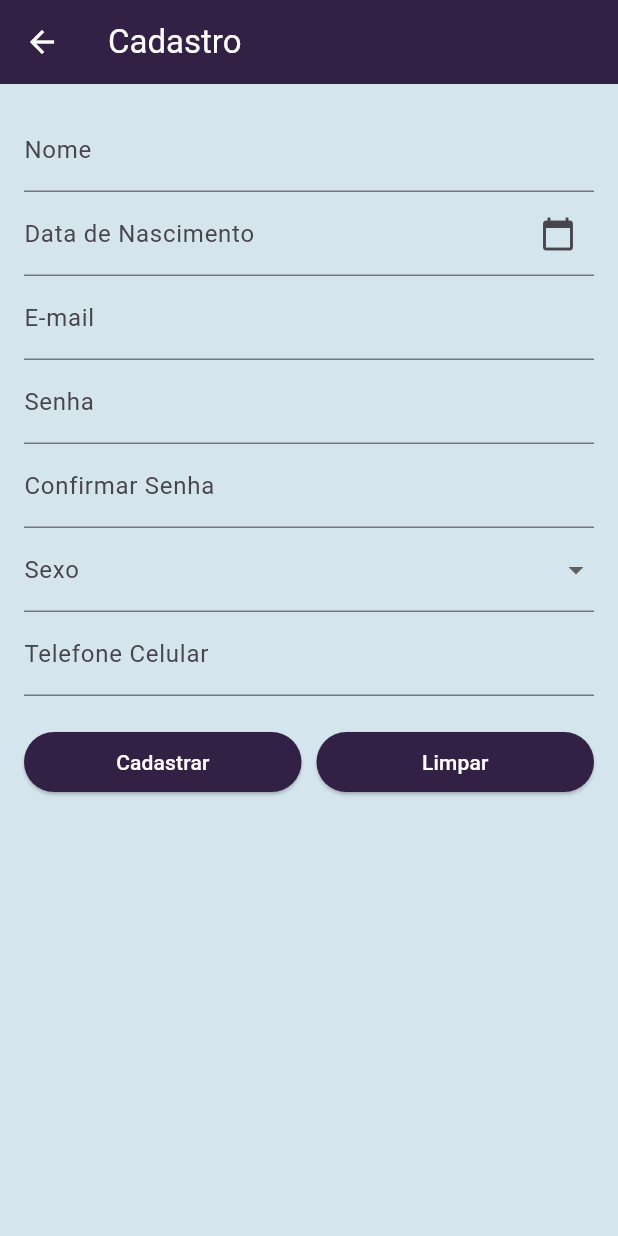
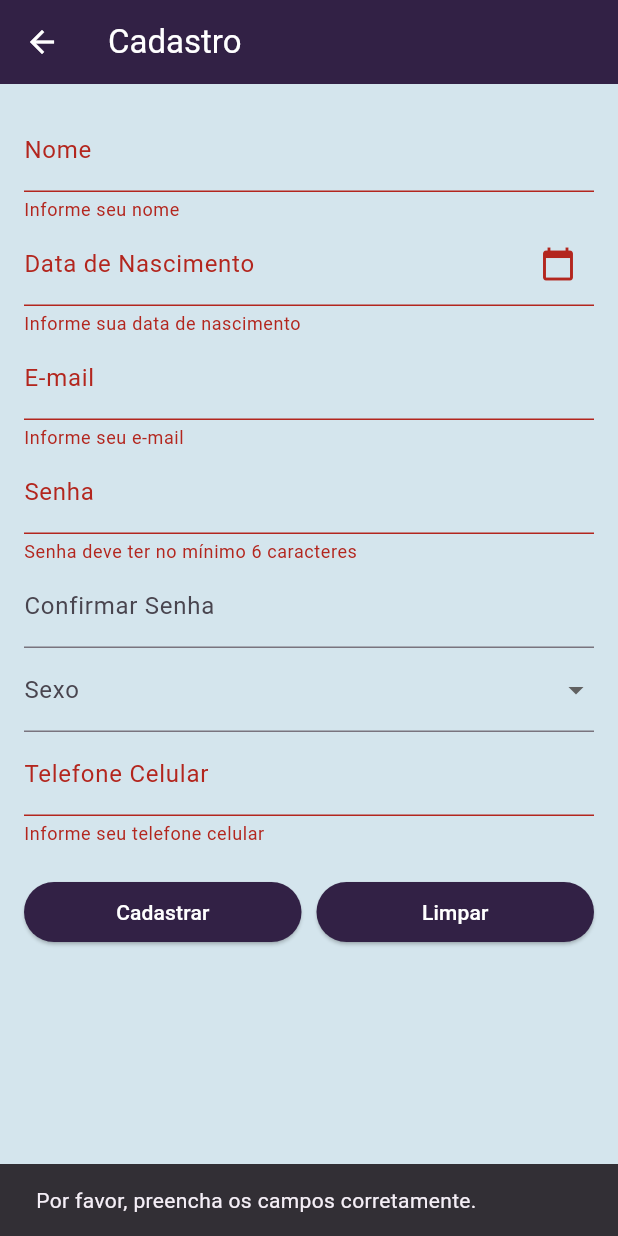
Before and after one commit to carolinakoike/remembrall, a Flutter app: the SignUpView screen opened by its route, after a tap on "Cadastrar", on a phone screen of 412 x 824 dp. Run offline on Flutter 3.47's test engine with Material 3 defaults, Android fonts, the phone set to English and light mode, and no system bars; our stand-ins replace device_preview, sqflite; accounts and stored records are empty; generated files the repository leaves out were written again.

Commit message:
finalizacao de cadastro de login e insercao do listview

```diff
--- a/lib/main.dart
+++ b/lib/main.dart
@@ -3,6 +3,7 @@ import 'package:flutter/material.dart';
 import 'view/login_view.dart';
 import 'view/password_recovery_view.dart';
 import 'view/register_view.dart';
+import 'view/shopping_list_view.dart';
 
 void main() {
   runApp(
@@ -28,6 +29,7 @@ class MainApp extends StatelessWidget {
         '/': (context) => const LoginView(),
         '/passwordRecovery': (context) => const PasswordRecoveryView(),
         '/signup': (context) => const SignUpView(),
+        '/list':(context) => const ShoppingListView(),
       },
     );
   }
--- /dev/null
+++ b/lib/models/user_model.dart
@@ -0,0 +1,23 @@
+import 'package:collection/collection.dart';
+
+class User {
+  String email;
+  String password;
+
+  User({required this.email, required this.password});
+}
+
+class UserStorage {
+  static final List<User> _users = [];
+
+  static void addUser(User user) {
+    _users.add(user);
+  }
+
+  static User? getUser(String email, String password) {
+    // Usando firstWhereOrNull que retorna null automaticamente se nenhum usuário for encontrado
+    return _users.firstWhereOrNull(
+      (user) => user.email == email && user.password == password
+    );
+  }
+}
--- a/lib/view/register_view.dart
+++ b/lib/view/register_view.dart
@@ -1,6 +1,7 @@
 import 'package:flutter/material.dart';
 import 'package:flutter/services.dart';
 import 'package:intl/intl.dart';
+import '/models/user_model.dart';
 
 class SignUpView extends StatefulWidget {
   const SignUpView({super.key});
@@ -8,8 +9,6 @@ class SignUpView extends StatefulWidget {
   @override
   _SignUpViewState createState() => _SignUpViewState();
 }
-int _formKeyIndex = 0;
-
 
 class _SignUpViewState extends State<SignUpView> {
   final GlobalKey<FormState> _formKey = GlobalKey<FormState>();
@@ -17,8 +16,7 @@ class _SignUpViewState extends State<SignUpView> {
   final TextEditingController _dobController = TextEditingController();
   final TextEditingController _emailController = TextEditingController();
   final TextEditingController _passwordController = TextEditingController();
-  final TextEditingController _confirmPasswordController =
-      TextEditingController();
+  final TextEditingController _confirmPasswordController = TextEditingController();
   final TextEditingController _phoneController = TextEditingController();
   String? _gender;
   final List<String> _genders = ['Masculino', 'Feminino', 'Outro'];
@@ -38,18 +36,27 @@ class _SignUpViewState extends State<SignUpView> {
     }
   }
 
-  void _clearAllFields() {
-    _nameController.clear();
-    _dobController.clear();
-    _emailController.clear();
-    _passwordController.clear();
-    _confirmPasswordController.clear();
-    _phoneController.clear();
-    setState(() {
-      _gender = null;
-    _formKeyIndex++;
+void _registerUser() {
+  if (_formKey.currentState!.validate()) {
+    User newUser = User(
+      email: _emailController.text,
+      password: _passwordController.text,
+    );
+    UserStorage.addUser(newUser);
+
+    ScaffoldMessenger.of(context).showSnackBar(
+      const SnackBar(content: Text('Cadastro realizado com sucesso! Você será direcionado para a tela de login.')),
+    );
+
+    Future.delayed(const Duration(seconds: 5), () {
+      Navigator.pushReplacementNamed(context, '/');
     });
+  } else {
+    ScaffoldMessenger.of(context).showSnackBar(
+      const SnackBar(content: Text('Por favor, preencha os campos corretamente.')),
+    );
   }
+}
 
   @override
   Widget build(BuildContext context) {
@@ -58,15 +65,13 @@ class _SignUpViewState extends State<SignUpView> {
         title: const Text('Cadastro'),
         backgroundColor: const Color.fromARGB(255, 50, 33, 69),
         foregroundColor: Colors.white,
-        iconTheme: const IconThemeData(color: Colors.white),
-        actionsIconTheme: const IconThemeData(color: Colors.white),
       ),
       backgroundColor: const Color.fromRGBO(212, 229, 237, 1.0),
       body: SingleChildScrollView(
         padding: const EdgeInsets.all(16.0),
         child: Form(
-            key: ValueKey<int>(_formKeyIndex),
-            child: Column(
+          key: _formKey,
+          child: Column(
             children: [
               TextFormField(
                 controller: _nameController,
@@ -87,11 +92,7 @@ class _SignUpViewState extends State<SignUpView> {
                     onPressed: () => _selectDate(context),
                   ),
                 ),
-                readOnly: false,
-                inputFormatters: [
-                  FilteringTextInputFormatter.allow(RegExp(r'[0-9/]')),
-                ],
-                onTap: () => _selectDate(context),
+                readOnly: true,
                 validator: (value) {
                   if (value == null || value.isEmpty) {
                     return 'Informe sua data de nascimento';
@@ -120,7 +121,7 @@ class _SignUpViewState extends State<SignUpView> {
                 decoration: const InputDecoration(labelText: 'Senha'),
                 obscureText: true,
                 validator: (value) {
-                  if (value!.length < 6) {
+                  if (value == null || value.isEmpty || value.length < 6) {
                     return 'Senha deve ter no mínimo 6 caracteres';
                   }
                   return null;
@@ -154,8 +155,7 @@ class _SignUpViewState extends State<SignUpView> {
               ),
               TextFormField(
                 controller: _phoneController,
-                decoration:
-                    const InputDecoration(labelText: 'Telefone Celular'),
+                decoration: const InputDecoration(labelText: 'Telefone Celular'),
                 keyboardType: TextInputType.phone,
                 inputFormatters: [
                   FilteringTextInputFormatter.allow(RegExp(r'[0-9()-]')),
@@ -173,35 +173,10 @@ class _SignUpViewState extends State<SignUpView> {
                 children: [
                   Expanded(
                     child: ElevatedButton(
-                      onPressed: () {
-                        if (_formKey.currentState!.validate()) {
-                          ScaffoldMessenger.of(context).showSnackBar(
-                            const SnackBar(
-                              content: Text('Cadastro realizado com sucesso!'),
-                              duration: Duration(seconds: 5),
-                            ),
-                          );
-                          Future.delayed(const Duration(seconds: 5), () {
-                            Navigator.of(context).pop();
-                          });
-                        }
-                      },
+                      onPressed: _registerUser,
                       style: ButtonStyle(
-                        backgroundColor: MaterialStateProperty.all(
-                            const Color.fromARGB(255, 50, 33, 69)),
-                        foregroundColor:
-                            MaterialStateProperty.all(Colors.white),
-                        overlayColor: MaterialStateProperty.resolveWith<Color?>(
-                          (Set<MaterialState> states) {
-                            if (states.contains(MaterialState.hovered)) {
-                              return Colors.purple[700];
-                            }
-                            if (states.contains(MaterialState.pressed)) {
-                              return Colors.purple[800];
-                            }
-                            return null;
-                          },
-                        ),
+                        backgroundColor: MaterialStateProperty.all(const Color.fromARGB(255, 50, 33, 69)),
+                        foregroundColor: MaterialStateProperty.all(Colors.white),
                       ),
                       child: const Text('Cadastrar'),
                     ),
@@ -210,7 +185,6 @@ class _SignUpViewState extends State<SignUpView> {
                   Expanded(
                     child: ElevatedButton(
                       onPressed: () {
-                        // Limpa todos os campos
                         _nameController.clear();
                         _dobController.clear();
                         _emailController.clear();
@@ -223,21 +197,8 @@ class _SignUpViewState extends State<SignUpView> {
                         _formKey.currentState!.reset();
                       },
                       style: ButtonStyle(
-                        backgroundColor: MaterialStateProperty.all(
-                            const Color.fromARGB(255, 50, 33, 69)),
-                        foregroundColor:
-                            MaterialStateProperty.all(Colors.white),
-                        overlayColor: MaterialStateProperty.resolveWith<Color?>(
-                          (Set<MaterialState> states) {
-                            if (states.contains(MaterialState.hovered)) {
-                              return Colors.purple[700];
-                            }
-                            if (states.contains(MaterialState.pressed)) {
-                              return Colors.purple[800];
-                            }
-                            return null;
-                          },
-                        ),
+                        backgroundColor: MaterialStateProperty.all(const Color.fromARGB(255, 50, 33, 69)),
+                        foregroundColor: MaterialStateProperty.all(Colors.white),
                       ),
                       child: const Text('Limpar'),
                     ),
--- a/pubspec.yaml
+++ b/pubspec.yaml
@@ -15,9 +15,12 @@ dependencies:
   device_preview: ^1.1.0
   cupertino_icons: ^1.0.2
   url_launcher: ^6.0.12
+  sqflite: ^2.0.0+4
+  path_provider: ^2.0.8
   flutter_localizations:
     sdk: flutter
   intl: ^0.18.1
+  collection: ^1.18.0
 
 dev_dependencies:
   flutter_test:
```
Also changed, not shown: lib/services/local_database.dart (+35 -10 lines), lib/view/login_view.dart (+40 -72 lines), pubspec.lock, 3 other files.
